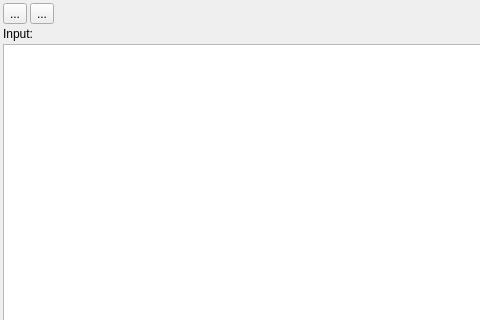
Old version of the form src/GSvar/VariantConversionWidget.ui in the repository imgag/ngs-bits; both pictures show x 0 to 480 and y 0 to 320 of the 1200 by 800 pixel window.
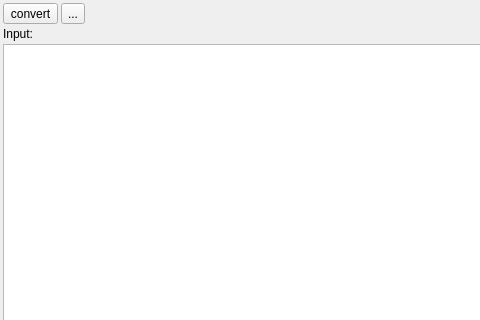
New version of the form. Icons and pictures are not drawn.

```diff
--- a/src/GSvar/VariantConversionWidget.ui
+++ b/src/GSvar/VariantConversionWidget.ui
@@ -43,11 +43,7 @@
         <string>Convert.</string>
        </property>
        <property name="text">
-        <string>...</string>
-       </property>
-       <property name="icon">
-        <iconset resource="GSvar.qrc">
-         <normaloff>:/Icons/Refresh.png</normaloff>:/Icons/Refresh.png</iconset>
+        <string>convert</string>
        </property>
       </widget>
      </item>
```
Left out of the diff: 4 changed lines with no effect on the pictures.
